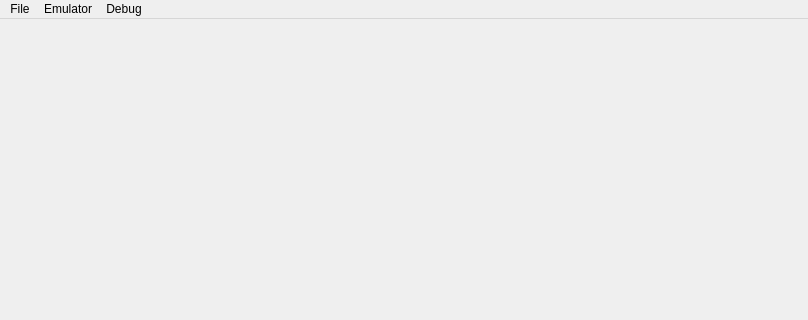
The window that MainWindow.ui (andrade824/SuperII) describes before a commit, drawn with Qt 5; both pictures show x 0 to 808 and y 0 to 320 of the 808 by 608 pixel window.
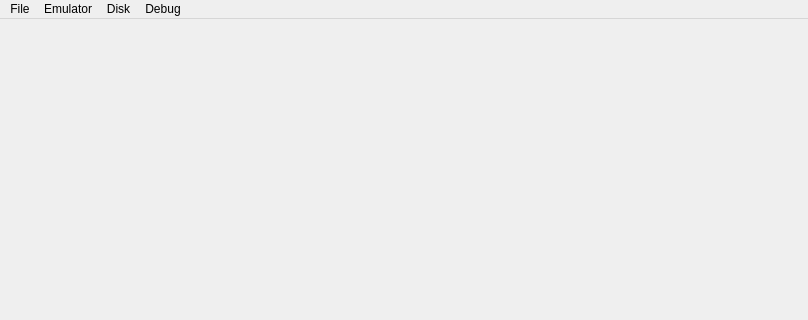
The same window after the commit.

Commit message: Add disk hot-swap feature and fix small audio glitch

```diff
--- a/MainWindow.ui
+++ b/MainWindow.ui
@@ -20,7 +20,7 @@
      <x>0</x>
      <y>0</y>
      <width>808</width>
-     <height>17</height>
+     <height>27</height>
     </rect>
    </property>
    <widget class="QMenu" name="menuFile">
@@ -52,8 +52,16 @@
     <addaction name="actionDisassembly"/>
     <addaction name="actionView_Memory"/>
    </widget>
+   <widget class="QMenu" name="menuDisk">
+    <property name="title">
+     <string>Disk</string>
+    </property>
+    <addaction name="actionDrive_0"/>
+    <addaction name="actionDrive_1"/>
+   </widget>
    <addaction name="menuFile"/>
    <addaction name="menuEmulator"/>
+   <addaction name="menuDisk"/>
    <addaction name="menuDebug"/>
   </widget>
   <widget class="QStatusBar" name="statusbar"/>
```
Left out of the diff: 16 changed lines with no effect on the pictures. The commit also changes 11 other files.
